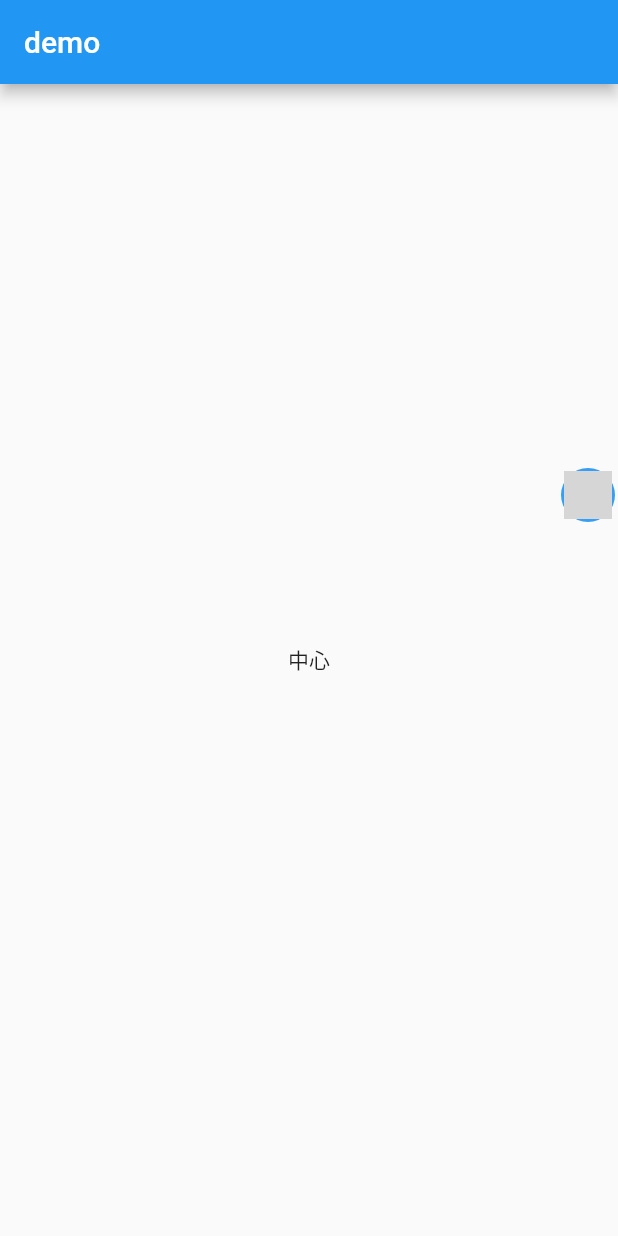
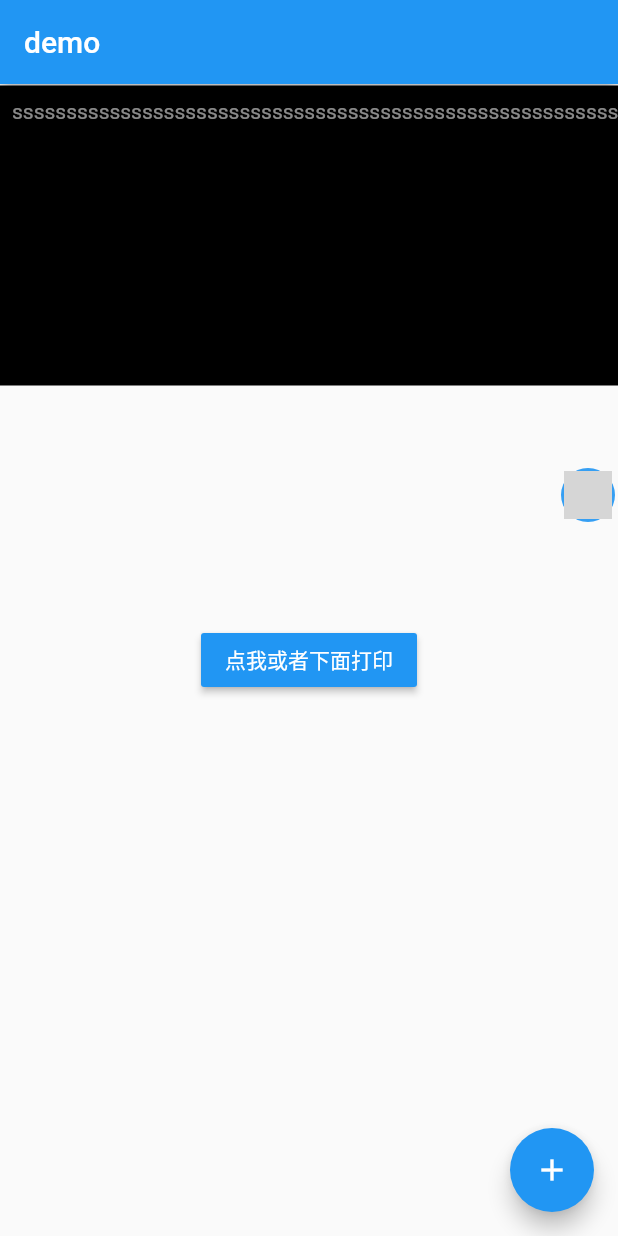
Before and after one commit to niezhiyang/flutter_sweet, a Flutter app: the screen it shows after launch, on a phone screen of 412 x 824 dp. Run offline on Flutter 3.47's test engine with Material 2 defaults, Android fonts, the phone set to English and light mode, and no system bars; network calls fail; grey boxes are pictures that could not be loaded.

Commit message:
日志打印完成

```diff
--- a/example/lib/main.dart
+++ b/example/lib/main.dart
@@ -1,7 +1,22 @@
 import 'package:flutter/material.dart';
-import 'package:flutter_sweet/over_lay.dart';
+import 'package:flutter_sweet/console_util.dart';
+import 'package:flutter_sweet/log_mode.dart';
+import 'package:flutter_sweet/overlay_widget.dart';
 
 void main() {
+  ConsoleUtil.initConsole();
+  // notifier.addLog(LogMode(logLine: "100",logMessage: "nnnnnn",fileName: "nihao"));
+  // notifier.addLog(LogMode(logLine: "200",logMessage: "222222",fileName: "nihao"));
+  // notifier.addLog(LogMode(logLine: "300",logMessage: "33333333",fileName: "nihao"));
+  // notifier.addLog(LogMode(logLine: "400",logMessage: "4444444",fileName: "nihao"));
+  // notifier.addLog(LogMode(logLine: "500",logMessage: "555555",fileName: "nihao"));
+  // notifier.addLog(LogMode(logLine: "600",logMessage: "555555",fileName: "nihao"));
+  // notifier.addLog(LogMode(logLine: "700",logMessage: "555555",fileName: "nihao"));
+  // notifier.addLog(LogMode(logLine: "800",logMessage: "555555",fileName: "nihao"));
+  // notifier.addLog(LogMode(logLine: "900",logMessage: "555555",fileName: "nihao"));
+  notifier.addLog(LogMode(logLine: "100", logMessage: "555555", fileName: "sssssssssssssssssssssssssssssssssssssssssssssssssssssssssssssssssssssss"));
+  // notifier.addLog(LogMode(logLine: "1100",logMessage: "555555",fileName: "nihao"));
+  // notifier.addLog(LogMode(logLine: "1200",logMessage: "555555",fileName: "nihao"));
   runApp(const MyApp());
 }
 
@@ -11,21 +26,45 @@ class MyApp extends StatefulWidget {
   @override
   _MyAppState createState() => _MyAppState();
 }
+
 class _MyAppState extends State<MyApp> {
   @override
   void initState() {
     super.initState();
   }
+
+  var count = 0;
+
   @override
   Widget build(BuildContext context) {
     return MaterialApp(
-      home: OverlayToolWidget(child:  Scaffold(
-        appBar: AppBar(
-          title: const Text("demo"),
+      theme: ThemeData(
+        primarySwatch: Colors.blue,
+      ),
+      home: OverlayToolWidget(
+        child: Scaffold(
+          appBar: AppBar(
+            title: const Text("demo"),
+          ),
+          floatingActionButton: FloatingActionButton(
+            onPressed: printLog,
+            child: Icon(Icons.add),
+          ),
+          body: Center(
+            child: MaterialButton(
+              color: Colors.blue,
+              onPressed: printLog,
+
+              child: Text("点我或者下面打印",style: TextStyle(color:Colors.white),),
+            ),
+          ),
         ),
-        body: Center(child:Text("中心")),
-      ),),
-
+      ),
     );
   }
+
+  void printLog() {
+    count++;
+    debugPrint("ddddddddddd   $count$count$count");
+  }
 }
--- /dev/null
+++ b/lib/console_widget.dart
@@ -0,0 +1,95 @@
+import 'package:flutter/material.dart';
+import 'package:flutter_sweet/log_mode.dart';
+
+import 'console_util.dart';
+
+class ConsoleWidget extends StatefulWidget {
+  const ConsoleWidget({Key? key}) : super(key: key);
+
+  @override
+  _ConsoleWidgetState createState() => _ConsoleWidgetState();
+}
+
+class _ConsoleWidgetState extends State<ConsoleWidget> {
+  final TextStyle _prefixStyle = const TextStyle(
+      color: Colors.white54,
+      fontSize: 14,
+      decoration: TextDecoration.none,
+      fontWeight: FontWeight.normal);
+  final TextStyle _logStyle = const TextStyle(
+      color: Colors.white,
+      fontSize: 15,
+      decoration: TextDecoration.none,
+      fontWeight: FontWeight.w400);
+
+  late ScrollController _controller;
+
+  @override
+  void initState() {
+    _controller = ScrollController();
+
+    super.initState();
+  }
+
+  @override
+  void dispose() {
+    _controller.dispose();
+    super.dispose();
+  }
+
+  @override
+  Widget build(BuildContext context) {
+    return Container(
+      height: 200,
+      margin: EdgeInsets.only(top: 57),
+      width: MediaQuery.of(context).size.width,
+      color: Colors.black,
+      child: ValueListenableBuilder<LogModeValue>(
+        valueListenable: notifier,
+        builder: (BuildContext context, LogModeValue model, Widget? child) {
+          // Future.delayed(Duration(milliseconds: 200)).then((value){
+          //   _controls.handleSelectAll(EditableTextState());
+          // });
+          return _getChild(model);
+        },
+      ),
+    );
+  }
+
+  MaterialTextSelectionControls _controls = MaterialTextSelectionControls();
+  Widget _getChild(LogModeValue model) {
+    List<TextSpan> spanList = [];
+    List<LogMode> modeList = model.logModeList;
+    for (int i = modeList.length - 1; i >= 0; i--) {
+      LogMode logMode = modeList[i];
+      TextSpan span = TextSpan(
+        text: "${logMode.fileName}:${logMode.logLine}",
+        style: _prefixStyle,
+        children: [
+          TextSpan(
+            text: "${logMode.logMessage}\n",
+            style: _logStyle,
+          ),
+        ],
+      );
+
+      spanList.add(span);
+    }
+
+    return Scrollbar(
+      child: SingleChildScrollView(
+        scrollDirection: Axis.horizontal,
+        child: Padding(
+          padding: const EdgeInsets.all(8.0),
+          child: SelectableText.rich(
+            TextSpan(
+              children: spanList,
+            ),
+            style: _logStyle,
+            selectionControls: _controls,
+          ),
+        ),
+      ),
+    );
+  }
+}
--- /dev/null
+++ b/lib/log_mode.dart
@@ -0,0 +1,37 @@
+import 'package:flutter/material.dart';
+
+class LogModeValue {
+  List<LogMode> logModeList = [];
+}
+
+class LogMode {
+  String? fileName;
+  String? logLine;
+  String? logMessage;
+
+  LogMode({this.fileName, this.logLine, this.logMessage});
+}
+
+class LogValueNotifier extends ValueNotifier<LogModeValue> {
+  bool _isDispoosed = false;
+
+  LogValueNotifier() : super(LogModeValue());
+
+  void addLog(LogMode mode) {
+    value.logModeList.add(mode);
+    notifyListeners();
+  }
+
+  @override
+  void dispose() {
+    super.dispose();
+    _isDispoosed = true;
+  }
+
+  @override
+  void notifyListeners() {
+    if (!_isDispoosed) {
+      super.notifyListeners();
+    }
+  }
+}
--- a/lib/menu.dart
+++ b/lib/menu.dart
@@ -168,7 +168,6 @@ class MenuState extends State<Menu>
   }
 
   void toggle() {
-    print("--$_closed------------");
 
     if (_closed) {
       _controller.forward();
--- a/lib/over_lay.dart
+++ b/lib/overlay_widget.dart
@@ -1,5 +1,6 @@
 import 'package:flutter/material.dart';
 
+import 'console_widget.dart';
 import 'menu.dart';
 
 class OverlayToolWidget extends StatefulWidget {
@@ -46,6 +47,7 @@ class OverlayToolWidgetState extends State<OverlayToolWidget>
       entry = OverlayEntry(
           builder: (context) => Stack(
                 children: <Widget>[
+                  ConsoleWidget(),
                   Positioned(
                     left: offset.dx,
                     top: offset.dy,
@@ -56,7 +58,6 @@ class OverlayToolWidgetState extends State<OverlayToolWidget>
 
       showFloating();
     });
-
   }
 
   final double circleRadius = 80;
@@ -70,7 +71,6 @@ class OverlayToolWidgetState extends State<OverlayToolWidget>
       width: circleRadius * 2,
       height: circleRadius * 2,
       alignment: Alignment.center,
-      // color: Colors.orangeAccent,
       child: IconTheme(
         data: IconTheme.of(context).copyWith(color: Colors.white, size: 18),
         child: Menu(
@@ -99,7 +99,8 @@ class OverlayToolWidgetState extends State<OverlayToolWidget>
               decoration: BoxDecoration(
                   color: Colors.blue,
                   image: DecorationImage(
-                      image: NetworkImage('assets/images/flutter.jpeg')),
+                      image: NetworkImage(
+                          'https://github.com/niezhiyang/flutter_sweet/blob/master/art/flutter.jpeg?raw=true')),
                   borderRadius: BorderRadius.circular(menuSize / 2)),
             ),
           ),
@@ -111,7 +112,6 @@ class OverlayToolWidgetState extends State<OverlayToolWidget>
         Circled(color: wrapColor, child: const Icon(Icons.print)),
         Circled(
             color: wrapColor, radius: 15, child: const Icon(Icons.bug_report)),
-
         Circled(color: wrapColor, radius: 15, child: const Icon(Icons.palette)),
         Circled(color: wrapColor, child: const Icon(Icons.widgets)),
         Circled(color: wrapColor, child: const Icon(Icons.settings)),
@@ -121,7 +121,7 @@ class OverlayToolWidgetState extends State<OverlayToolWidget>
     print(index);
     switch (index) {
       case 0:
-        _doClose();
+        _showConsole();
         return true;
         break;
       case 1:
@@ -134,17 +134,14 @@ class OverlayToolWidgetState extends State<OverlayToolWidget>
         _toWidget();
         break;
       case 4:
-        _toSetting();
         break;
     }
 
     return true;
   }
 
-  // 处理 菜单 item 点击事件
-  void _toSetting() {
-    Navigator.of(context).pushNamed("");
-  }
+  // 打开日志窗口
+  void _showConsole() {}
 
   void _toWidget() {}
 
@@ -154,12 +151,6 @@ class OverlayToolWidgetState extends State<OverlayToolWidget>
 
   void _toPoint() {
     Navigator.of(context).pushNamed("");
-  }
-
-  void _doClose() {
-    if (Navigator.of(context).canPop()) {
-      Navigator.of(context).pop();
-    }
   }
 
   double endX = 0;
--- a/pubspec.yaml
+++ b/pubspec.yaml
@@ -23,8 +23,8 @@ dev_dependencies:
 flutter:
 
   # To add assets to your package, add an assets section, like this:
-   assets:
-     - images/flutter.jpeg
+  # assets:
+  #   - images/a_dot_burr.jpeg
   #   - images/a_dot_ham.jpeg
   #
   # For details regarding assets in packages, see
```
Also changed, not shown: lib/clamping_sccroll_physics.dart (added, +70 -0 lines), lib/console_util.dart (added, +61 -0 lines), lib/file_util.dart (added, +22 -0 lines), assets/flutter.jpeg (deleted), assets/images/flutter.jpeg (deleted).
